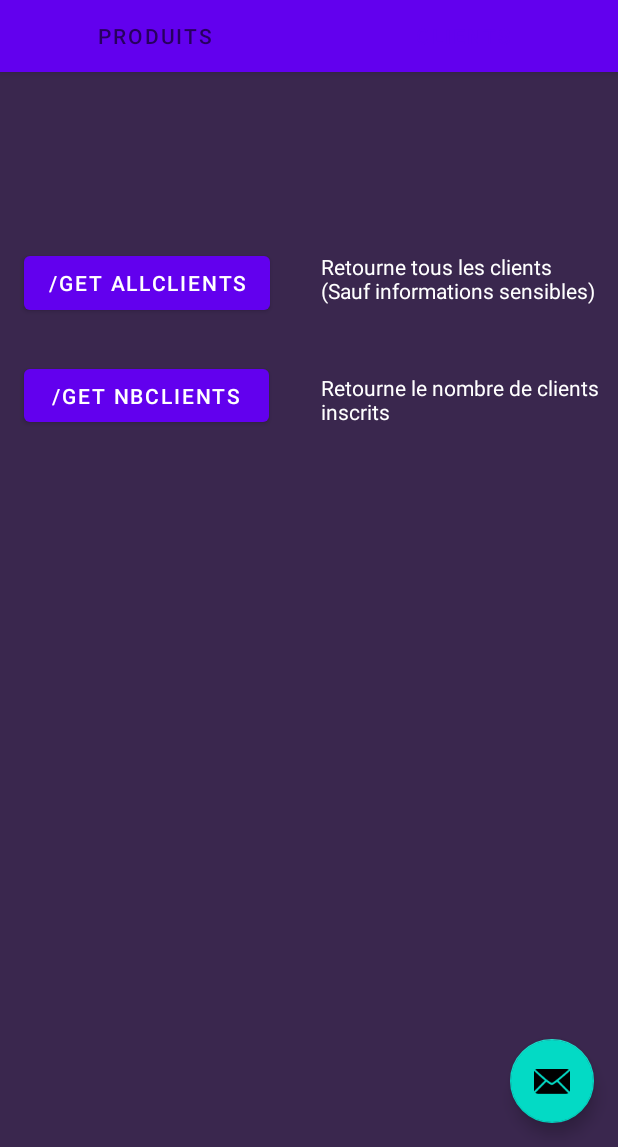
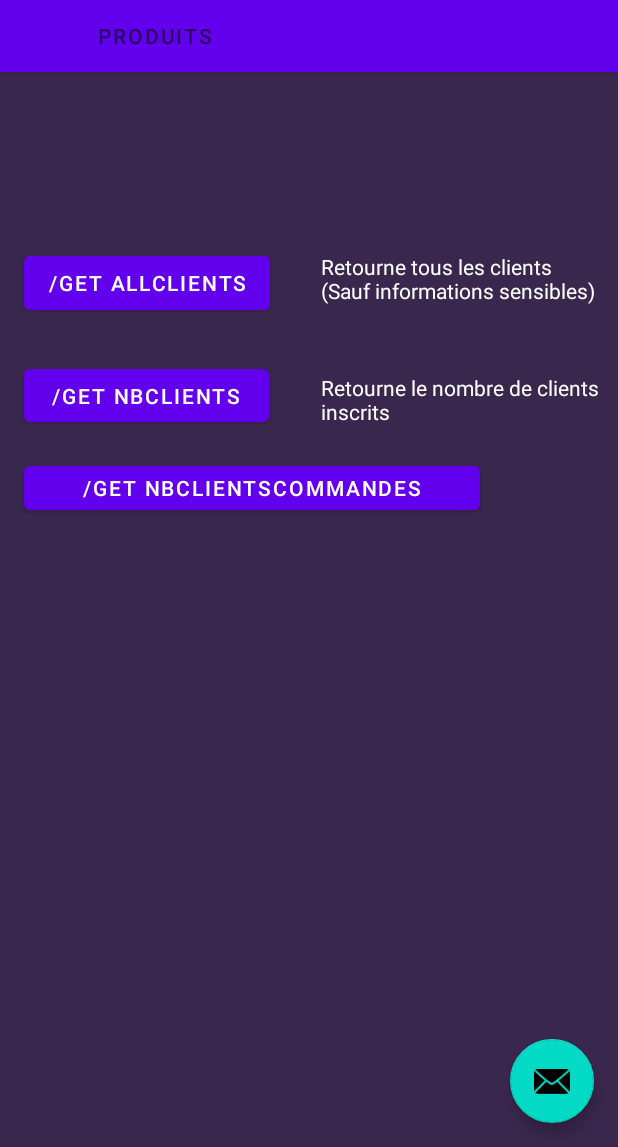
Before and after one commit to adriraxor/API-AndroidStudio, an Android app: the screen it shows after launch (MainActivity), tab 2 chosen, on a phone screen of 412 x 824 dp, the part 89-1236 px from its top. Run offline under Robolectric (Android 15) with nearby library versions, the phone set to English and light mode, and no system bars; our stand-ins replace Volley.

Commit message:
Mise à jour : - Récupération du nombre de client ayant effectué une commande
Prochainement :
- Correction des problèmes visuels connues
- Ajout de fonctionnalités
- Amélioration ergonomie et design

```diff
--- a/app/src/main/res/layout/fragment_clients.xml
+++ b/app/src/main/res/layout/fragment_clients.xml
@@ -34,6 +34,19 @@
         app:layout_constraintTop_toTopOf="parent"
         app:layout_constraintVertical_bias="0.206" />
 
+    <Button
+        android:id="@+id/btn_getNbClientsCommande"
+        android:layout_width="304dp"
+        android:layout_height="41dp"
+        android:layout_marginTop="68dp"
+        android:text="/GET NbClientsCommandes"
+        app:layout_constraintBottom_toBottomOf="parent"
+        app:layout_constraintEnd_toEndOf="parent"
+        app:layout_constraintHorizontal_bias="0.149"
+        app:layout_constraintStart_toStartOf="parent"
+        app:layout_constraintTop_toTopOf="parent"
+        app:layout_constraintVertical_bias="0.311" />
+
     <TextView
         android:id="@+id/textView2"
         android:layout_width="187dp"
```
Also changed, not shown: app/src/main/java/com/example/bts_apisymfony/Clients.java (+52 -1 lines).
